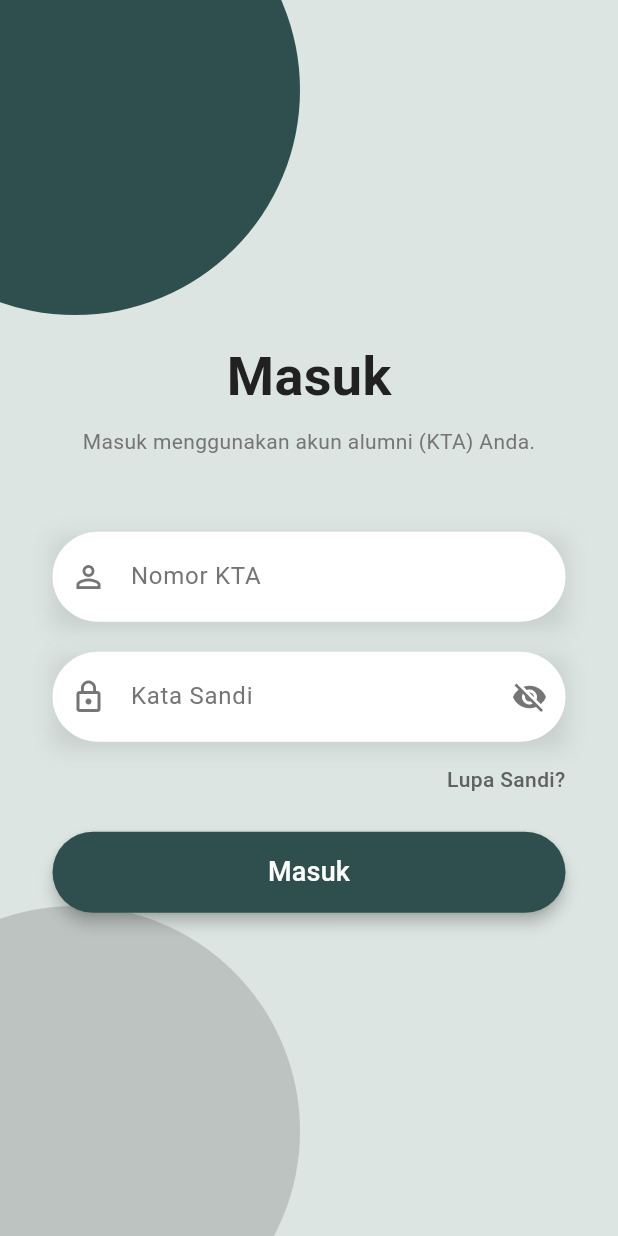
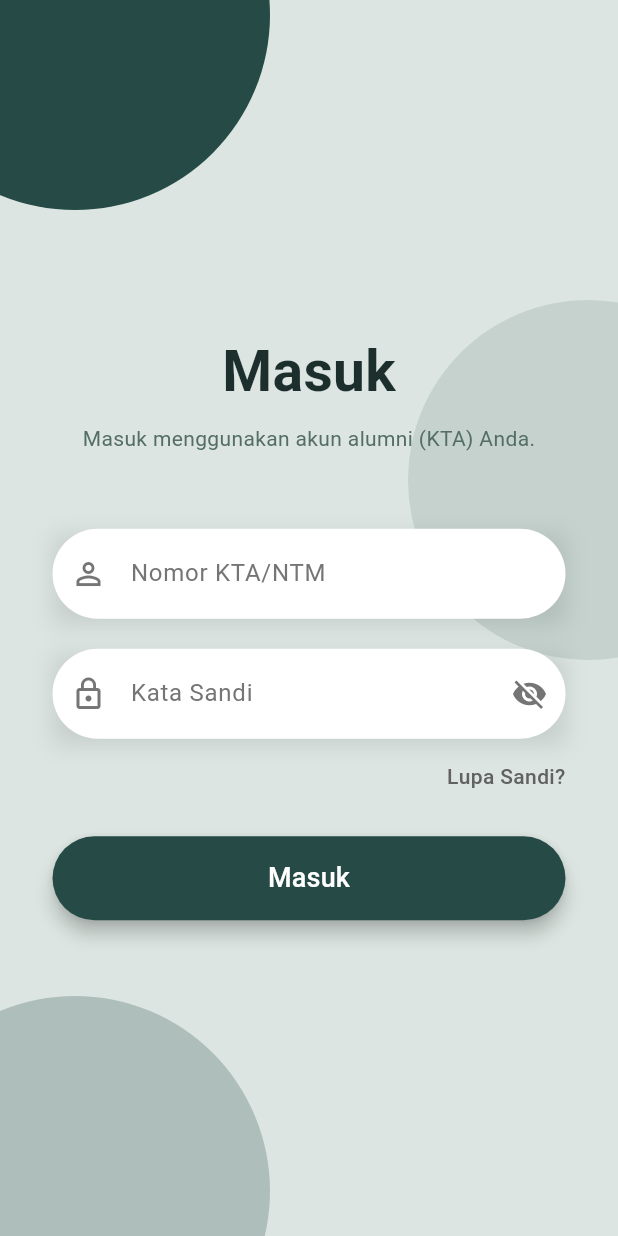
Before and after one commit to Bigesg/IKA_POLINES_PROJECT, a Flutter app: the LoginPage screen opened directly, on a phone screen of 412 x 824 dp. Run offline on Flutter 3.47's test engine with Material 3 defaults, Android fonts, the phone set to English and light mode, and no system bars.

Commit message:
Update login.dart

```diff
--- a/lib/login.dart
+++ b/lib/login.dart
@@ -1,5 +1,22 @@
 import 'package:flutter/material.dart';
-import 'home.dart';
+// import 'home.dart'; // belum dibuat
+
+void main() {
+  runApp(const MyApp());
+}
+
+class MyApp extends StatelessWidget {
+  const MyApp({super.key});
+
+  @override
+  Widget build(BuildContext context) {
+    return MaterialApp(
+      debugShowCheckedModeBanner: false,
+      title: 'Login Alumni',
+      home: const LoginPage(),
+    );
+  }
+}
 
 class LoginPage extends StatefulWidget {
   const LoginPage({super.key});
@@ -22,7 +39,7 @@
         context,
         PageRouteBuilder(
           pageBuilder: (context, animation, secondaryAnimation) =>
-              const HomePage(),
+              const PlaceholderPage(),
           transitionsBuilder: (context, animation, secondaryAnimation, child) {
             return FadeTransition(opacity: animation, child: child);
           },
@@ -41,13 +58,20 @@
   @override
   Widget build(BuildContext context) {
     return Scaffold(
-      backgroundColor: const Color(0xFFDCE5E1), // WARNA BACKGROUND
+      backgroundColor: const Color(0xFFDCE5E1),
       body: Stack(
         children: [
-          _buildBlob(top: -90, left: -100, size: 300, color: const Color(0xFF2F4F4F)), // hijau tua
-          _buildBlob(top: 200, right: -120, size: 280, color: const Color(0xFFDCE5E1)), // hijau muda soft
-          _buildBlob(bottom: -80, left: -100, size: 300, color: const Color(0xFF757575).withOpacity(0.3)), // abu aksen
+          // ===========================
+          // 🔵 BACKGROUND BLOBS
+          // ===========================
+          _buildBlob(top: -120, left: -80, size: 260, color: const Color(0xFF264B46)),
+          _buildBlob(top: 200, right: -100, size: 240, color: const Color(0xFF91A6A3).withOpacity(0.3)),
+          _buildBlob(bottom: -100, left: -80, size: 260, color: const Color(0xFF264B46).withOpacity(0.25)),
+          _buildBlob(bottom: 40, right: 20, size: 80, color: const Color(0xFFDCE5E1)),
 
+          // ===========================
+          // 🧩 LOGIN FORM CONTENT
+          // ===========================
           Center(
             child: SingleChildScrollView(
               padding: const EdgeInsets.symmetric(horizontal: 35),
@@ -55,29 +79,31 @@
                 crossAxisAlignment: CrossAxisAlignment.center,
                 children: [
                   const SizedBox(height: 30),
-                  Text(
+                  const Text(
                     "Masuk",
                     style: TextStyle(
-                      fontSize: 36,
+                      fontSize: 38,
                       fontWeight: FontWeight.bold,
-                      color: const Color(0xFF212121),
+                      color: Color(0xFF1C2F2D),
                     ),
                   ),
                   const SizedBox(height: 8),
                   const Text(
                     "Masuk menggunakan akun alumni (KTA) Anda.",
                     textAlign: TextAlign.center,
-                    style: TextStyle(fontSize: 14, color: Color(0xFF757575)),
+                    style: TextStyle(fontSize: 14, color: Color(0xFF546E64)),
                   ),
                   const SizedBox(height: 50),
 
+                  // Nomor KTA
                   _buildInputField(
                     controller: _ktaController,
                     icon: Icons.person_outline,
-                    hint: 'Nomor KTA',
+                    hint: 'Nomor KTA/NTM',
                   ),
                   const SizedBox(height: 20),
 
+                  // Kata Sandi
                   _buildInputField(
                     controller: _passwordController,
                     icon: Icons.lock_outline,
@@ -96,16 +122,17 @@
                       ),
                     ),
                   ),
-                  const SizedBox(height: 25),
+                  const SizedBox(height: 30),
 
+                  // Tombol Masuk
                   SizedBox(
                     width: double.infinity,
                     child: ElevatedButton(
                       onPressed: _login,
                       style: ElevatedButton.styleFrom(
-                        backgroundColor: const Color(0xFF2F4F4F),
-                        elevation: 4,
-                        padding: const EdgeInsets.symmetric(vertical: 14),
+                        backgroundColor: const Color(0xFF264B46),
+                        elevation: 5,
+                        padding: const EdgeInsets.symmetric(vertical: 15),
                         shape: RoundedRectangleBorder(
                           borderRadius: BorderRadius.circular(30),
                         ),
@@ -126,6 +153,7 @@
     );
   }
 
+  // 🔵 Custom Background Shape
   Widget _buildBlob({
     double? top,
     double? left,
@@ -150,6 +178,7 @@
     );
   }
 
+  // 🧱 Input Field Template
   Widget _buildInputField({
     required TextEditingController controller,
     required IconData icon,
@@ -188,17 +217,31 @@
               : null,
           hintText: hint,
           hintStyle: const TextStyle(color: Color(0xFF757575)),
-          contentPadding: const EdgeInsets.symmetric(vertical: 18, horizontal: 20),
+          contentPadding:
+              const EdgeInsets.symmetric(vertical: 18, horizontal: 20),
           enabledBorder: OutlineInputBorder(
             borderRadius: BorderRadius.circular(30),
             borderSide: BorderSide.none,
           ),
           focusedBorder: OutlineInputBorder(
             borderRadius: BorderRadius.circular(30),
-            borderSide: BorderSide(color: Color(0xFF2F4F4F), width: 1),
+            borderSide: const BorderSide(color: Color(0xFF264B46), width: 1),
           ),
         ),
       ),
     );
   }
 }
+
+// Temporary Placeholder Page
+class PlaceholderPage extends StatelessWidget {
+  const PlaceholderPage({super.key});
+
+  @override
+  Widget build(BuildContext context) {
+    return Scaffold(
+      appBar: AppBar(title: const Text('Home Placeholder')),
+      body: const Center(child: Text('HomePage belum dibuat')),
+    );
+  }
+}
```
